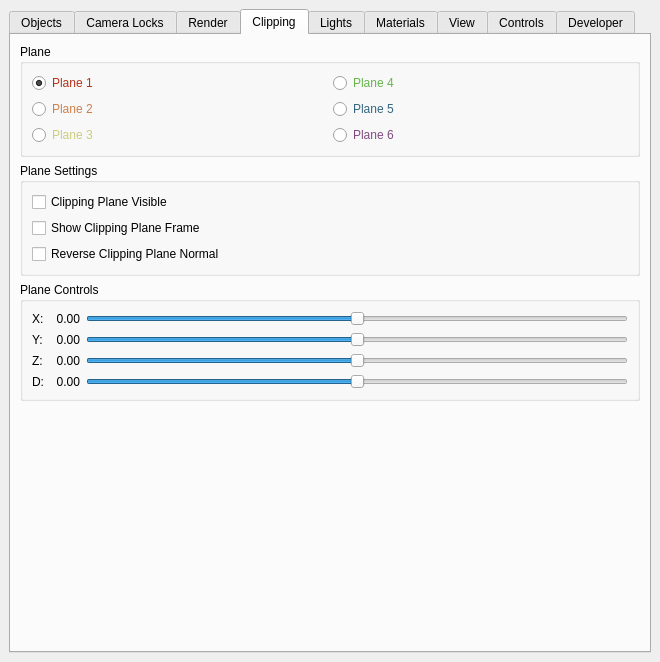
Before: the Qt Designer form src/Interface/Modules/Render/ViewSceneControls.ui in SCIInstitute/SCIRun, drawn with Qt 5.
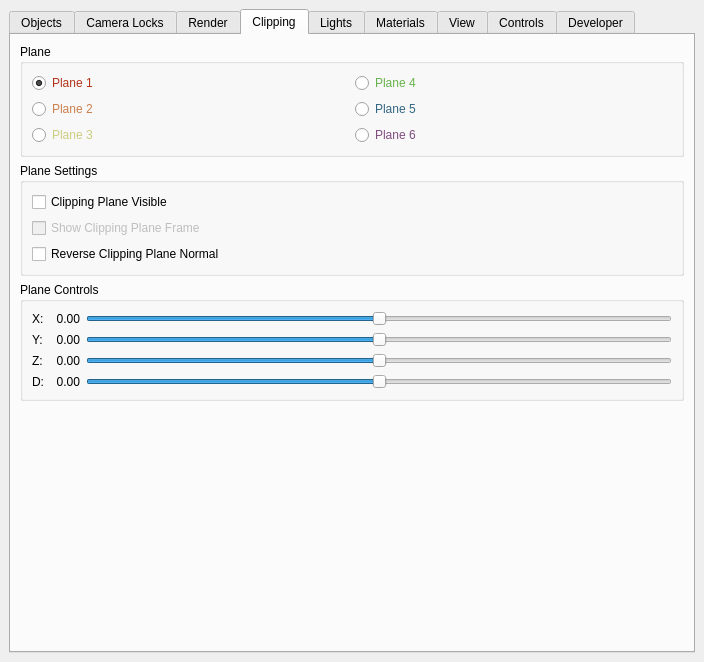
After: the same form once the commit is applied. The open tabs and pages were chosen to show the change.

The edit to the form file:
```diff
--- a/src/Interface/Modules/Render/ViewSceneControls.ui
+++ b/src/Interface/Modules/Render/ViewSceneControls.ui
@@ -6,13 +6,13 @@
    <rect>
     <x>0</x>
     <y>0</y>
-    <width>660</width>
+    <width>704</width>
     <height>662</height>
    </rect>
   </property>
   <property name="minimumSize">
    <size>
-    <width>567</width>
+    <width>704</width>
     <height>662</height>
    </size>
   </property>
@@ -792,6 +792,12 @@
            </item>
            <item>
             <widget class="QCheckBox" name="showPlaneFrameCheckBox_">
+             <property name="enabled">
+              <bool>false</bool>
+             </property>
+             <property name="toolTip">
+              <string>BROKEN: See issue https://github.com/SCIInstitute/SCIRun/issues/2248</string>
+             </property>
              <property name="accessibleDescription">
               <string/>
              </property>
```
Left out of the diff: 2 changed lines with no effect on the pictures.
